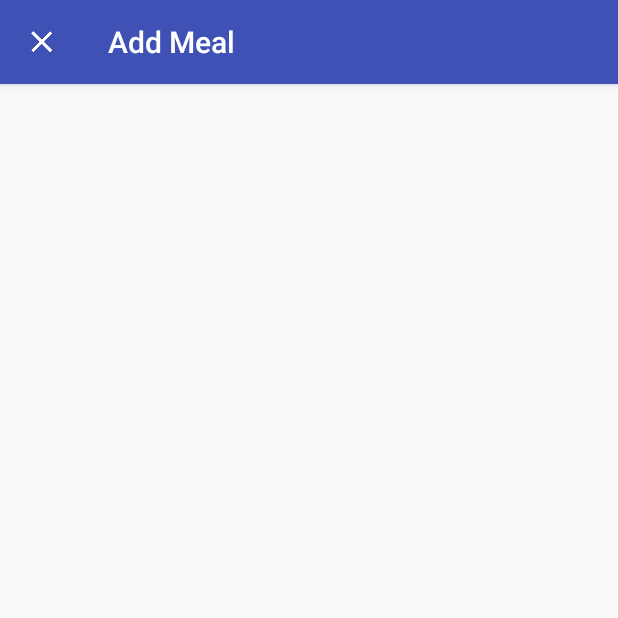
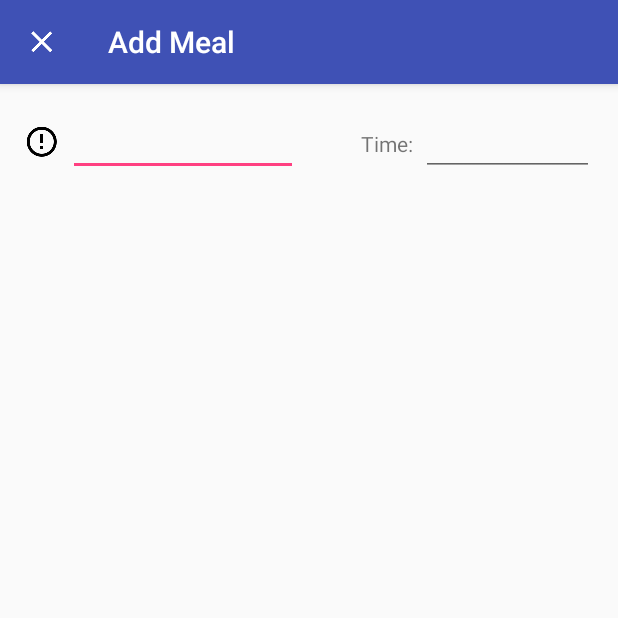
Before and after one commit to denLaure/trackit-native, an Android app: the AddMealActivity screen opened directly, with no data from a screen before it, on a phone screen of 412 x 824 dp, the top half of it. Run offline under Robolectric (Android 15) with nearby library versions, the phone set to English and light mode, and no system bars.

Commit message:
Add date and time input fields

```diff
--- a/app/src/main/res/layout/content_add_meal.xml
+++ b/app/src/main/res/layout/content_add_meal.xml
@@ -13,4 +13,37 @@
         tools:showIn="@layout/activity_add_meal"
         tools:context="se.kth.eit.trackit.AddMealActivity">
 
+        <LinearLayout
+                android:orientation="horizontal"
+                android:layout_width="match_parent"
+                android:layout_height="wrap_content">
+
+                <ImageButton
+                        android:id="@+id/calendar_button"
+                        android:layout_width="wrap_content"
+                        android:layout_height="wrap_content"
+                        android:src="@drawable/ic_error_outline_black_24dp"
+                        android:background="?attr/selectableItemBackgroundBorderless"
+                        android:layout_gravity="center_vertical"
+                        android:layout_marginRight="5dp"/>
+                <EditText
+                        android:id="@+id/date_input"
+                        android:layout_weight="0.4"
+                        android:layout_width="0dp"
+                        android:layout_height="wrap_content"/>
+
+                <TextView
+                        android:layout_weight="0.2"
+                        android:layout_width="0dp"
+                        android:layout_height="wrap_content"
+                        android:text="@string/time"
+                        android:gravity="right"
+                        android:layout_marginRight="5dp"/>
+                <EditText
+                        android:id="@+id/time_input"
+                        android:layout_weight="0.3"
+                        android:layout_width="0dp"
+                        android:layout_height="wrap_content"/>
+        </LinearLayout>
+
 </RelativeLayout>
--- a/app/src/main/res/values/strings.xml
+++ b/app/src/main/res/values/strings.xml
@@ -4,4 +4,5 @@
     <string name="meal">Meal</string>
     <string name="symptom">Symptom</string>
     <string name="title_activity_add_meal">Add Meal</string>
+    <string name="time">Time:</string>
 </resources>
```
